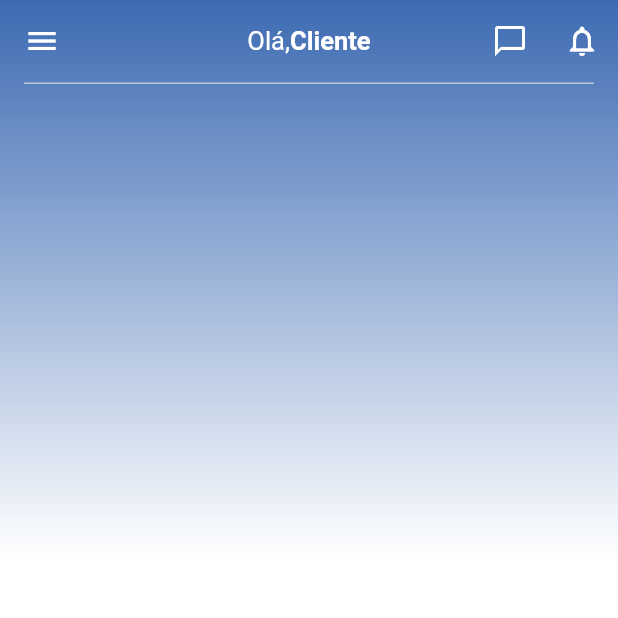
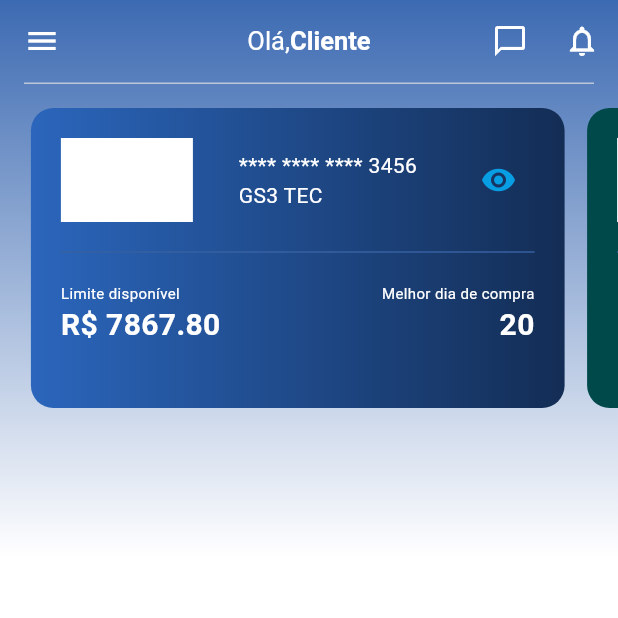
Before and after one commit to kaioenzo/clone_brb_card, a Flutter app: the screen it shows after launch, on a phone screen of 412 x 824 dp, the top half of it. Run offline on Flutter 3.47's test engine with Material 3 defaults, Android fonts, the light colour scheme and no system bars.

Commit message:
adiciona AccountViewModel e AccountCarousel para gerenciar e exibir contas

```diff
--- a/lib/main.dart
+++ b/lib/main.dart
@@ -1,8 +1,24 @@
 import 'package:clone_brb_card/ui/home/widgets/home_screen.dart';
 import 'package:flutter/material.dart';
+import 'package:provider/provider.dart';
+
+import 'data/services/api/account_service.dart';
+import 'ui/home/view_models/home_viewmodel.dart';
 
 void main() {
-  runApp(const MainApp());
+  runApp(
+    MultiProvider(
+      providers: [
+        Provider<AccountService>(create: (_) => AccountService()),
+        ChangeNotifierProvider<AccountViewModel>(
+          create: (ctx) => AccountViewModel(
+            accountService: ctx.read<AccountService>(),
+          ),
+        ),
+      ],
+      child: const MainApp(),
+    ),
+  );
 }
 
 class MainApp extends StatelessWidget {
--- /dev/null
+++ b/lib/ui/home/view_models/home_viewmodel.dart
@@ -0,0 +1,92 @@
+import 'package:flutter/material.dart';
+
+import '../../../data/services/api/account_service.dart';
+import '../../../domain/models/account.dart';
+import '../../../domain/models/transacation.dart';
+
+class AccountViewModel with ChangeNotifier {
+  AccountViewModel({
+    required AccountService accountService,
+  }) : _accountService = accountService;
+
+  final AccountService _accountService;
+
+  final List<Account> _accounts = [
+    Account(
+      id: '1',
+      name: 'GS3 TEC',
+      balanceAmmount: 7867.80,
+      betterDayToBuy: '20',
+      creditCardNumber: '1234 5678 9012 3456',
+      transactions: [
+        Transaction(
+          id: '1',
+          description: 'Apple',
+          amount: 549.99,
+          parcels: 12,
+          date: DateTime.now(),
+          icon: Icons.phone_iphone_outlined,
+        ),
+        Transaction(
+          id: '2',
+          description: 'Uber*Uber*Trip',
+          amount: 12.96,
+          parcels: 1,
+          date: DateTime.now(),
+          icon: Icons.taxi_alert_outlined,
+        ),
+        Transaction(
+          id: '3',
+          description: 'Carrefour - Extra',
+          amount: 349.75,
+          parcels: 3,
+          date: DateTime.now().subtract(const Duration(days: 2)),
+          icon: Icons.shopping_cart_outlined,
+        ),
+        Transaction(
+          id: '4',
+          description: 'Extra',
+          amount: 349.75,
+          parcels: 1,
+          date: DateTime.now().subtract(const Duration(days: 2)),
+          icon: Icons.shopping_cart_outlined,
+        ),
+        Transaction(
+          id: '5',
+          description: 'Fujioka',
+          amount: 122.0,
+          parcels: 1,
+          date: DateTime.now().subtract(const Duration(days: 4)),
+          icon: Icons.shopping_cart_outlined,
+        ),
+      ],
+    ),
+  ];
+  int _selectedIndex = 0;
+
+  List<Account> get accounts => _accounts;
+  Account get selectedAccount => _accounts[_selectedIndex];
+  int get selectedIndex => _selectedIndex;
+
+  void addAccount(Account account) {
+    _accounts.add(account);
+    notifyListeners();
+  }
+
+  void addAccounts(List<Account> accounts) {
+    _accounts.addAll(accounts);
+    notifyListeners();
+  }
+
+  void selectAccount(int index) {
+    if (_selectedIndex != index) {
+      _selectedIndex = index;
+      notifyListeners();
+    }
+  }
+
+  Future<void> fetchAndAddAccounts() async {
+    var accounts = await _accountService.fetchNewAccounts();
+    addAccounts(accounts);
+  }
+}
--- /dev/null
+++ b/lib/ui/home/widgets/account_carousel.dart
@@ -0,0 +1,230 @@
+import 'package:flutter/material.dart';
+import 'package:provider/provider.dart';
+
+import '../../../domain/models/account.dart';
+import '../view_models/home_viewmodel.dart';
+
+class AccountCarousel extends StatefulWidget {
+  const AccountCarousel({super.key});
+
+  @override
+  State<AccountCarousel> createState() => _AccountCarouselState();
+}
+
+class _AccountCarouselState extends State<AccountCarousel> {
+  late final PageController _pageController;
+  bool _showCardInfo = false;
+
+  @override
+  void initState() {
+    super.initState();
+    final vm = context.read<AccountViewModel>();
+    _pageController = PageController(
+      initialPage: vm.selectedIndex,
+      viewportFraction: 0.9,
+    );
+    vm.fetchAndAddAccounts();
+  }
+
+  @override
+  void dispose() {
+    _pageController.dispose();
+    super.dispose();
+  }
+
+  void _toggleCardVisibility() {
+    setState(() {
+      _showCardInfo = !_showCardInfo;
+    });
+  }
+
+  String _formatCardNumber(String cardNumber) {
+    return _showCardInfo ? cardNumber : '**** **** **** ${cardNumber.substring(cardNumber.length - 4)}';
+  }
+
+  LinearGradient _getCustomGradient(int index) {
+    return index % 2 == 0
+        ? const LinearGradient(
+            begin: Alignment.centerLeft,
+            end: Alignment.centerRight,
+            colors: [
+              Color(0xFF2B66BC),
+              Color(0xFF132D55),
+            ],
+            stops: [0.0006, 0.9991],
+          )
+        : const LinearGradient(
+            begin: Alignment.centerLeft,
+            end: Alignment.centerRight,
+            colors: [
+              Color.fromRGBO(0, 73, 75, 1),
+              Color.fromRGBO(0, 73, 75, 1),
+            ],
+          );
+  }
+
+  @override
+  Widget build(BuildContext context) {
+    final vm = Provider.of<AccountViewModel>(context);
+
+    return Padding(
+      padding: const EdgeInsets.only(top: 16.0),
+      child: SizedBox(
+        height: 200,
+        child: PageView.builder(
+          controller: _pageController,
+          onPageChanged: vm.selectAccount,
+          scrollDirection: Axis.horizontal,
+          itemCount: vm.accounts.length,
+          itemBuilder: (ctx, index) {
+            final account = vm.accounts[index];
+            return GestureDetector(
+              onTap: () => _animateToPage(index, vm),
+              child: _buildAccountCard(account, index),
+            );
+          },
+        ),
+      ),
+    );
+  }
+
+  void _animateToPage(int index, AccountViewModel vm) {
+    _pageController.animateToPage(
+      index,
+      duration: const Duration(milliseconds: 300),
+      curve: Curves.easeInOut,
+    );
+  }
+
+  Widget _buildAccountCard(Account account, int index) {
+    return SizedBox(
+      width: 300,
+      height: 140,
+      child: Container(
+        margin: const EdgeInsets.only(right: 15),
+        decoration: BoxDecoration(
+          gradient: _getCustomGradient(index),
+          borderRadius: BorderRadius.circular(15),
+        ),
+        child: Card(
+          color: Colors.transparent,
+          elevation: 0,
+          child: Padding(
+            padding: const EdgeInsets.all(16.0),
+            child: Column(
+              children: [
+                _buildCardHeader(account),
+                const Padding(
+                  padding: EdgeInsets.symmetric(vertical: 12.0),
+                  child: Divider(
+                    color: Color.fromRGBO(54, 96, 161, 1),
+                    thickness: 1.0,
+                  ),
+                ),
+                _buildCardFooter(account),
+              ],
+            ),
+          ),
+        ),
+      ),
+    );
+  }
+
+  Widget _buildCardHeader(Account account) {
+    return Row(
+      mainAxisAlignment: MainAxisAlignment.spaceBetween,
+      children: [
+        Container(
+          width: 88,
+          height: 56,
+          decoration: const BoxDecoration(
+            color: Colors.white,
+          ),
+        ),
+        Column(
+          crossAxisAlignment: CrossAxisAlignment.start,
+          children: [
+            Text(
+              _formatCardNumber(account.creditCardNumber),
+              style: const TextStyle(
+                color: Colors.white,
+              ),
+            ),
+            Text(
+              account.name,
+              style: const TextStyle(
+                color: Colors.white,
+                fontSize: 14.0,
+                fontWeight: FontWeight.w400,
+              ),
+            ),
+          ],
+        ),
+        IconButton(
+          color: const Color.fromRGBO(8, 158, 227, 1),
+          onPressed: _toggleCardVisibility,
+          icon: Icon(_showCardInfo ? Icons.visibility_off : Icons.visibility),
+        ),
+      ],
+    );
+  }
+
+  Widget _buildCardFooter(Account account) {
+    return Expanded(
+      child: Row(
+        mainAxisAlignment: MainAxisAlignment.spaceBetween,
+        crossAxisAlignment: CrossAxisAlignment.center,
+        children: [
+          _buildBalanceInfo(account),
+          _buildBestDayToBuyInfo(account),
+        ],
+      ),
+    );
+  }
+
+  Widget _buildBalanceInfo(Account account) {
+    return Column(
+      crossAxisAlignment: CrossAxisAlignment.start,
+      children: [
+        const Text(
+          'Limite disponível',
+          style: TextStyle(
+            color: Colors.white,
+            fontSize: 10.0,
+          ),
+        ),
+        Text(
+          'R\$ ${account.balanceAmmount.toStringAsFixed(2)}',
+          style: const TextStyle(
+            color: Colors.white,
+            fontSize: 20.0,
+            fontWeight: FontWeight.w700,
+          ),
+        ),
+      ],
+    );
+  }
+
+  Widget _buildBestDayToBuyInfo(Account account) {
+    return Column(
+      crossAxisAlignment: CrossAxisAlignment.end,
+      children: [
+        const Text(
+          'Melhor dia de compra',
+          style: TextStyle(
+            color: Colors.white,
+            fontSize: 10.0,
+          ),
+        ),
+        Text(
+          account.betterDayToBuy,
+          style: const TextStyle(
+            color: Colors.white,
+            fontSize: 20.0,
+            fontWeight: FontWeight.w700,
+          ),
+        ),
+      ],
+    );
+  }
+}
--- a/lib/ui/home/widgets/home_screen.dart
+++ b/lib/ui/home/widgets/home_screen.dart
@@ -1,6 +1,9 @@
+import 'package:clone_brb_card/ui/home/view_models/home_viewmodel.dart';
 import 'package:flutter/material.dart';
+import 'package:provider/provider.dart';
 
 import '../../../widgets/app_bar.dart';
+import 'account_carousel.dart';
 
 class HomeScreen extends StatelessWidget {
   const HomeScreen({super.key});
@@ -19,6 +22,17 @@ class HomeScreen extends StatelessWidget {
       child: Scaffold(
         backgroundColor: Colors.transparent,
         appBar: DefaultAppBar(),
-        ));
+        body: ChangeNotifierProvider.value(
+          value: context.read<AccountViewModel>(),
+          child: const SingleChildScrollView(
+            child: Column(
+              children: [
+                AccountCarousel(),
+              ],
+            ),
+          ),
+        ),
+      ),
+    );
   }
 }
```
Lines whose indentation alone changed are shown as unchanged.
